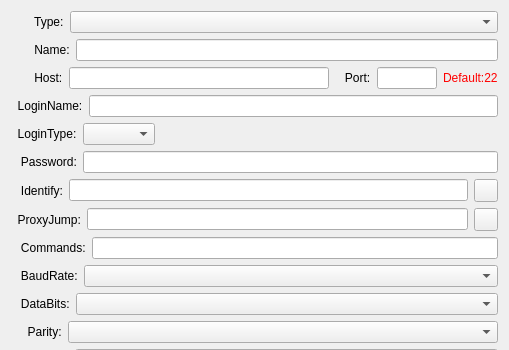
The window that woterm/qwosessionproperty.ui (aoyiduo/woterm) describes before a commit, drawn with Qt 5; both pictures show x 0 to 509 and y 0 to 350 of the 509 by 643 pixel window.
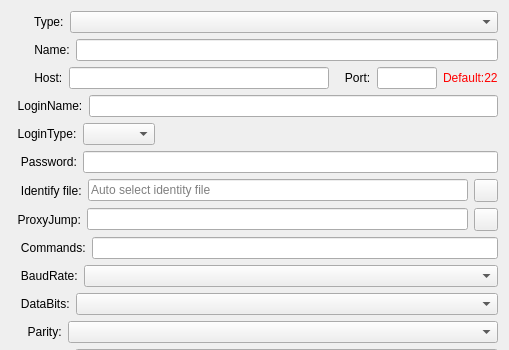
The same window after the commit. Icons and pictures are not drawn.

```diff
--- a/woterm/qwosessionproperty.ui
+++ b/woterm/qwosessionproperty.ui
@@ -161,12 +161,16 @@
        <item>
         <widget class="QLabel" name="label_6">
          <property name="text">
-          <string>   Identify:</string>
+          <string>   Identify file:</string>
          </property>
         </widget>
        </item>
        <item>
-        <widget class="QLineEdit" name="identify"/>
+        <widget class="QLineEdit" name="identify">
+         <property name="placeholderText">
+          <string>Auto select identity file</string>
+         </property>
+        </widget>
        </item>
        <item>
         <widget class="QToolButton" name="identifyBrowser">
```
